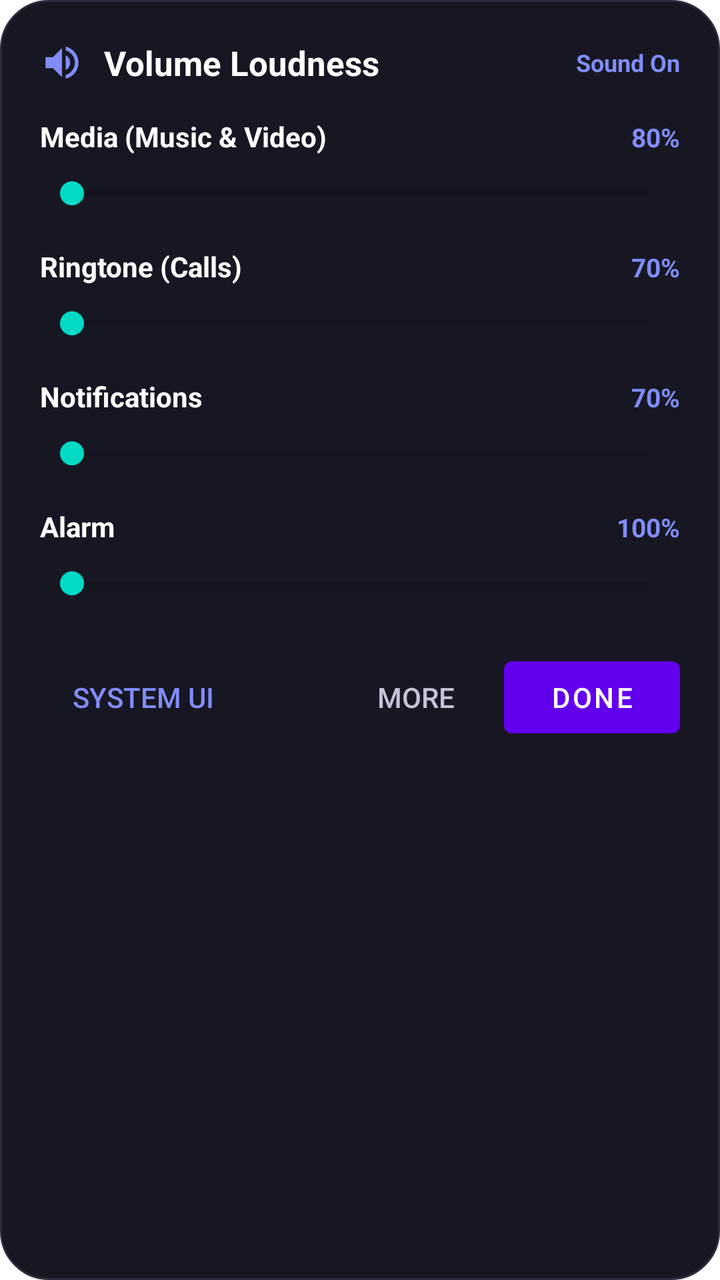
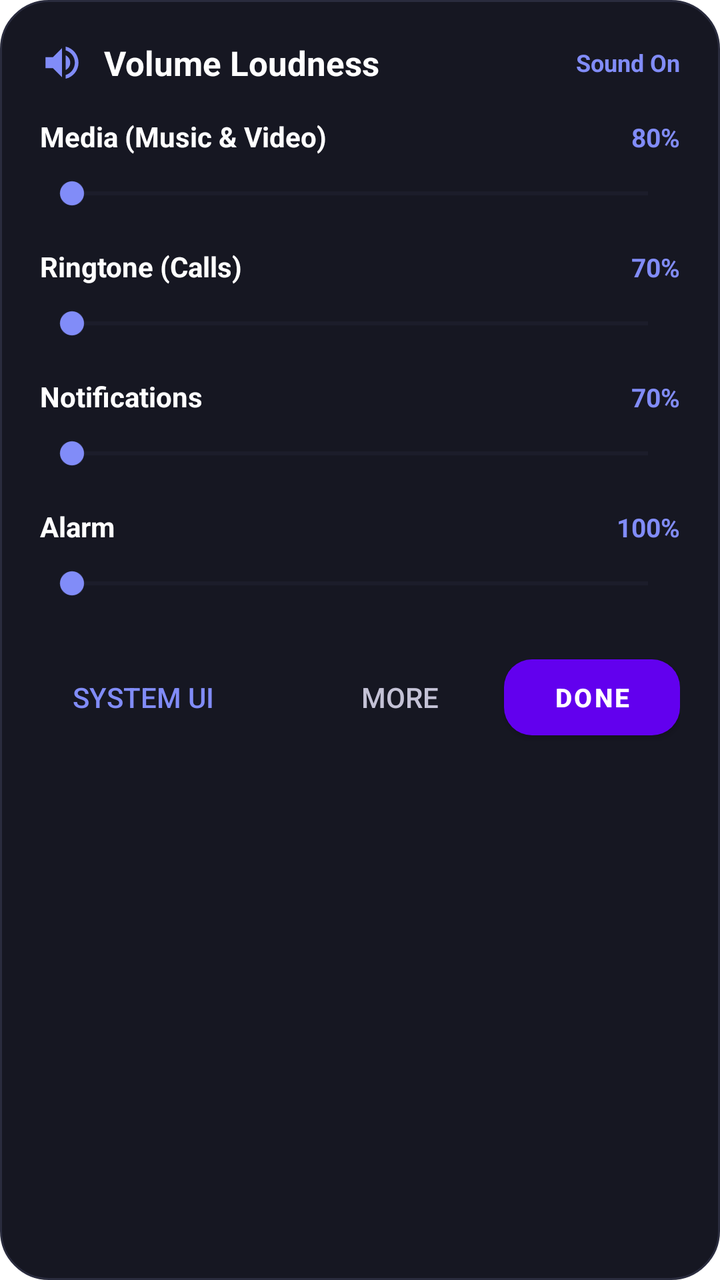

The first picture is an Android layout as it rendered before a commit; the second is the same layout after the commit. The layout source and the unified diff follow.
<!-- AndroidManifest.xml: fallback theme Theme.MaterialComponents.DayNight.NoActionBar -->
<!-- res/layout/dialog_volume_sliders.xml -->
<?xml version="1.0" encoding="utf-8"?>
<LinearLayout xmlns:android="http://schemas.android.com/apk/res/android"
    android:layout_width="match_parent"
    android:layout_height="wrap_content"
    android:orientation="vertical"
    android:background="@drawable/widget_bg_dark"
    android:padding="20dp">

    
    <LinearLayout
        android:layout_width="match_parent"
        android:layout_height="wrap_content"
        android:orientation="horizontal"
        android:gravity="center_vertical">

        <ImageView
            android:layout_width="22dp"
            android:layout_height="22dp"
            android:src="@drawable/ic_widget_volume"
            android:contentDescription="Volume" />

        <TextView
            android:layout_width="wrap_content"
            android:layout_height="wrap_content"
            android:layout_marginStart="10dp"
            android:textColor="#FFFFFF"
            android:textSize="17sp"
            android:textStyle="bold"
            android:text="Volume Loudness" />

        <View
            android:layout_width="0dp"
            android:layout_height="1dp"
            android:layout_weight="1" />

        <TextView
            android:id="@+id/dialog_volume_ringer_badge"
            android:layout_width="wrap_content"
            android:layout_height="wrap_content"
            android:textColor="#818CF8"
            android:textSize="12sp"
            android:textStyle="bold"
            android:text="Sound On" />
    </LinearLayout>

    <View
        android:layout_width="match_parent"
        android:layout_height="16dp" />

    
    <LinearLayout
        android:layout_width="match_parent"
        android:layout_height="wrap_content"
        android:orientation="horizontal"
        android:layout_marginBottom="2dp">

        <TextView
            android:layout_width="0dp"
            android:layout_height="wrap_content"
            android:layout_weight="1"
            android:textColor="#FFFFFF"
            android:textSize="14sp"
            android:textStyle="bold"
            android:text="Media (Music &amp; Video)" />

        <TextView
            android:id="@+id/dialog_volume_media_text"
            android:layout_width="wrap_content"
            android:layout_height="wrap_content"
            android:textColor="#818CF8"
            android:textSize="13sp"
            android:textStyle="bold"
            android:text="80%" />
    </LinearLayout>

    <SeekBar
        android:id="@+id/dialog_volume_media_seek"
        android:layout_width="match_parent"
        android:layout_height="wrap_content"
        android:paddingVertical="8dp"
        android:splitTrack="false"
        android:max="100" />

    <View
        android:layout_width="match_parent"
        android:layout_height="10dp" />

    
    <LinearLayout
        android:layout_width="match_parent"
        android:layout_height="wrap_content"
        android:orientation="horizontal"
        android:layout_marginBottom="2dp">

        <TextView
            android:layout_width="0dp"
            android:layout_height="wrap_content"
            android:layout_weight="1"
            android:textColor="#FFFFFF"
            android:textSize="14sp"
            android:textStyle="bold"
            android:text="Ringtone (Calls)" />

        <TextView
            android:id="@+id/dialog_volume_ring_text"
            android:layout_width="wrap_content"
            android:layout_height="wrap_content"
            android:textColor="#818CF8"
            android:textSize="13sp"
            android:textStyle="bold"
            android:text="70%" />
    </LinearLayout>

    <SeekBar
        android:id="@+id/dialog_volume_ring_seek"
        android:layout_width="match_parent"
        android:layout_height="wrap_content"
        android:paddingVertical="8dp"
        android:splitTrack="false"
        android:max="100" />

    <View
        android:layout_width="match_parent"
        android:layout_height="10dp" />

    
    <LinearLayout
        android:layout_width="match_parent"
        android:layout_height="wrap_content"
        android:orientation="horizontal"
        android:layout_marginBottom="2dp">

        <TextView
            android:layout_width="0dp"
            android:layout_height="wrap_content"
            android:layout_weight="1"
            android:textColor="#FFFFFF"
            android:textSize="14sp"
            android:textStyle="bold"
            android:text="Notifications" />

        <TextView
            android:id="@+id/dialog_volume_notif_text"
            android:layout_width="wrap_content"
            android:layout_height="wrap_content"
            android:textColor="#818CF8"
            android:textSize="13sp"
            android:textStyle="bold"
            android:text="70%" />
    </LinearLayout>

    <SeekBar
        android:id="@+id/dialog_volume_notif_seek"
        android:layout_width="match_parent"
        android:layout_height="wrap_content"
        android:paddingVertical="8dp"
        android:splitTrack="false"
        android:max="100" />

    <View
        android:layout_width="match_parent"
        android:layout_height="10dp" />

    
    <LinearLayout
        android:layout_width="match_parent"
        android:layout_height="wrap_content"
        android:orientation="horizontal"
        android:layout_marginBottom="2dp">

        <TextView
            android:layout_width="0dp"
            android:layout_height="wrap_content"
            android:layout_weight="1"
            android:textColor="#FFFFFF"
            android:textSize="14sp"
            android:textStyle="bold"
            android:text="Alarm" />

        <TextView
            android:id="@+id/dialog_volume_alarm_text"
            android:layout_width="wrap_content"
            android:layout_height="wrap_content"
            android:textColor="#818CF8"
            android:textSize="13sp"
            android:textStyle="bold"
            android:text="100%" />
    </LinearLayout>

    <SeekBar
        android:id="@+id/dialog_volume_alarm_seek"
        android:layout_width="match_parent"
        android:layout_height="wrap_content"
        android:paddingVertical="8dp"
        android:splitTrack="false"
        android:max="100" />

    <View
        android:layout_width="match_parent"
        android:layout_height="16dp" />

    
    <LinearLayout
        android:layout_width="match_parent"
        android:layout_height="wrap_content"
        android:orientation="horizontal"
        android:gravity="center_vertical">

        <Button
            android:id="@+id/dialog_volume_btn_system"
            android:layout_width="wrap_content"
            android:layout_height="wrap_content"
            android:text="System UI"
            style="?android:attr/borderlessButtonStyle"
            android:textColor="#818CF8" />

        <View
            android:layout_width="0dp"
            android:layout_height="1dp"
            android:layout_weight="1" />

        <Button
            android:id="@+id/dialog_volume_btn_more"
            android:layout_width="wrap_content"
            android:layout_height="wrap_content"
            android:text="More"
            style="?android:attr/borderlessButtonStyle"
            android:textColor="#C4C2D6" />

        <Button
            android:id="@+id/dialog_volume_btn_done"
            android:layout_width="wrap_content"
            android:layout_height="wrap_content"
            android:text="Done"
            android:textColor="#FFFFFF" />
    </LinearLayout>
</LinearLayout>
<!-- resources referenced by this layout -->
<resources>
  <!-- drawable ic_widget_volume (drawable) -->
  <?xml version="1.0" encoding="utf-8"?>
  <vector xmlns:android="http://schemas.android.com/apk/res/android"
      android:width="20dp"
      android:height="20dp"
      android:viewportWidth="24"
      android:viewportHeight="24">
      <path
          android:fillColor="#818CF8"
          android:pathData="M3,9v6h4l5,5V4L7,9H3zm13.5,3c0,-1.77 -1.02,-3.29 -2.5,-4.03v8.05c1.48,-0.73 2.5,-2.25 2.5,-4.02zM14,3.23v2.06c2.89,0.86 5,3.54 5,6.71s-2.11,5.85 -5,6.71v2.06c4.01,-0.91 7,-4.49 7,-8.77s-2.99,-7.86 -7,-8.77z" />
  </vector>
  <!-- drawable widget_bg_dark (drawable) -->
  <?xml version="1.0" encoding="utf-8"?>
  <shape xmlns:android="http://schemas.android.com/apk/res/android"
      android:shape="rectangle">
      <solid android:color="#161722" />
      <corners android:radius="24dp" />
      <stroke
          android:width="1dp"
          android:color="#2A2C3E" />
  </shape>
</resources>

<!-- the commit's change to res/layout/dialog_volume_sliders.xml (unified diff, before → after) -->
@@ -79,6 +79,9 @@
         android:layout_height="wrap_content"
         android:paddingVertical="8dp"
         android:splitTrack="false"
+        android:progressTint="#4F46E5"
+        android:thumbTint="#818CF8"
+        android:progressBackgroundTint="#2E3142"
         android:max="100" />
 
     <View
@@ -117,6 +120,9 @@
         android:layout_height="wrap_content"
         android:paddingVertical="8dp"
         android:splitTrack="false"
+        android:progressTint="#4F46E5"
+        android:thumbTint="#818CF8"
+        android:progressBackgroundTint="#2E3142"
         android:max="100" />
 
     <View
@@ -155,6 +161,9 @@
         android:layout_height="wrap_content"
         android:paddingVertical="8dp"
         android:splitTrack="false"
+        android:progressTint="#4F46E5"
+        android:thumbTint="#818CF8"
+        android:progressBackgroundTint="#2E3142"
         android:max="100" />
 
     <View
@@ -193,6 +202,9 @@
         android:layout_height="wrap_content"
         android:paddingVertical="8dp"
         android:splitTrack="false"
+        android:progressTint="#4F46E5"
+        android:thumbTint="#818CF8"
+        android:progressBackgroundTint="#2E3142"
         android:max="100" />
 
     <View
@@ -230,8 +242,13 @@
         <Button
             android:id="@+id/dialog_volume_btn_done"
             android:layout_width="wrap_content"
-            android:layout_height="wrap_content"
+            android:layout_height="38dp"
+            android:layout_marginStart="8dp"
+            android:paddingHorizontal="18dp"
+            android:background="@drawable/btn_primary_rounded"
             android:text="Done"
+            android:textSize="13sp"
+            android:textStyle="bold"
             android:textColor="#FFFFFF" />
     </LinearLayout>
 </LinearLayout>
<!-- resource entries referenced after the edit -->
@@ -1,5 +1,12 @@
 <!-- resources referenced by this layout -->
 <resources>
+  <!-- drawable btn_primary_rounded (drawable) -->
+  <?xml version="1.0" encoding="utf-8"?>
+  <shape xmlns:android="http://schemas.android.com/apk/res/android"
+      android:shape="rectangle">
+      <solid android:color="#4F46E5" />
+      <corners android:radius="14dp" />
+  </shape>
   <!-- drawable ic_widget_volume (drawable) -->
   <?xml version="1.0" encoding="utf-8"?>
   <vector xmlns:android="http://schemas.android.com/apk/res/android"
